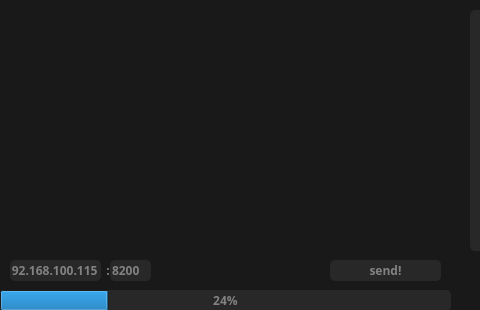
Qt form MainUI.ui (HappyAcidRain/SocketThing) before a commit; both pictures show x 0 to 480 and y 0 to 310 of the 982 by 310 pixel window.
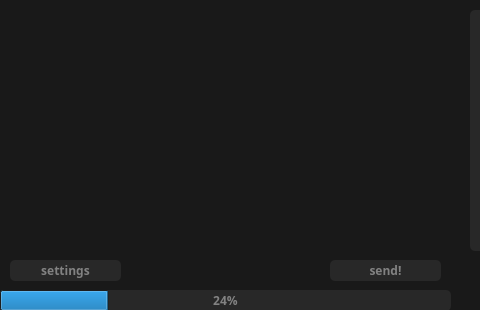
The same form after that commit. Icons and pictures are not drawn.

Commit message: added settings win

The edit to the form file:
```diff
--- a/MainUI.ui
+++ b/MainUI.ui
@@ -68,31 +68,6 @@
 }</string>
   </property>
   <widget class="QWidget" name="centralwidget">
-   <widget class="QLineEdit" name="le_ip">
-    <property name="geometry">
-     <rect>
-      <x>10</x>
-      <y>260</y>
-      <width>91</width>
-      <height>21</height>
-     </rect>
-    </property>
-    <property name="font">
-     <font>
-      <family>Bahnschrift SemiBold</family>
-      <pointsize>9</pointsize>
-      <weight>75</weight>
-      <italic>false</italic>
-      <bold>true</bold>
-     </font>
-    </property>
-    <property name="text">
-     <string>192.168.100.115</string>
-    </property>
-    <property name="alignment">
-     <set>Qt::AlignCenter</set>
-    </property>
-   </widget>
    <widget class="QPushButton" name="btn_send">
     <property name="geometry">
      <rect>
@@ -149,59 +124,6 @@
      <bool>false</bool>
     </property>
    </widget>
-   <widget class="QLineEdit" name="le_port">
-    <property name="geometry">
-     <rect>
-      <x>110</x>
-      <y>260</y>
-      <width>41</width>
-      <height>21</height>
-     </rect>
-    </property>
-    <property name="font">
-     <font>
-      <family>Bahnschrift SemiBold</family>
-      <pointsize>9</pointsize>
-      <weight>75</weight>
-      <italic>false</italic>
-      <bold>true</bold>
-     </font>
-    </property>
-    <property name="text">
-     <string>8200</string>
-    </property>
-   </widget>
-   <widget class="QLabel" name="lbl_dot">
-    <property name="geometry">
-     <rect>
-      <x>100</x>
-      <y>260</y>
-      <width>16</width>
-      <height>20</height>
-     </rect>
-    </property>
-    <property name="font">
-     <font>
-      <family>Bahnschrift SemiBold</family>
-      <pointsize>9</pointsize>
-      <weight>75</weight>
-      <italic>false</italic>
-      <bold>true</bold>
-     </font>
-    </property>
-    <property name="text">
-     <string>:</string>
-    </property>
-    <property name="scaledContents">
-     <bool>false</bool>
-    </property>
-    <property name="alignment">
-     <set>Qt::AlignCenter</set>
-    </property>
-    <property name="wordWrap">
-     <bool>false</bool>
-    </property>
-   </widget>
    <widget class="QLabel" name="lbl_pic">
     <property name="geometry">
      <rect>
@@ -246,6 +168,28 @@
      </rect>
     </property>
    </widget>
+   <widget class="QPushButton" name="btn_settings">
+    <property name="geometry">
+     <rect>
+      <x>10</x>
+      <y>260</y>
+      <width>111</width>
+      <height>21</height>
+     </rect>
+    </property>
+    <property name="font">
+     <font>
+      <family>Bahnschrift SemiBold</family>
+      <pointsize>9</pointsize>
+      <weight>75</weight>
+      <italic>false</italic>
+      <bold>true</bold>
+     </font>
+    </property>
+    <property name="text">
+     <string>settings</string>
+    </property>
+   </widget>
   </widget>
  </widget>
  <resources/>
```
The commit also changes 9 other files.
